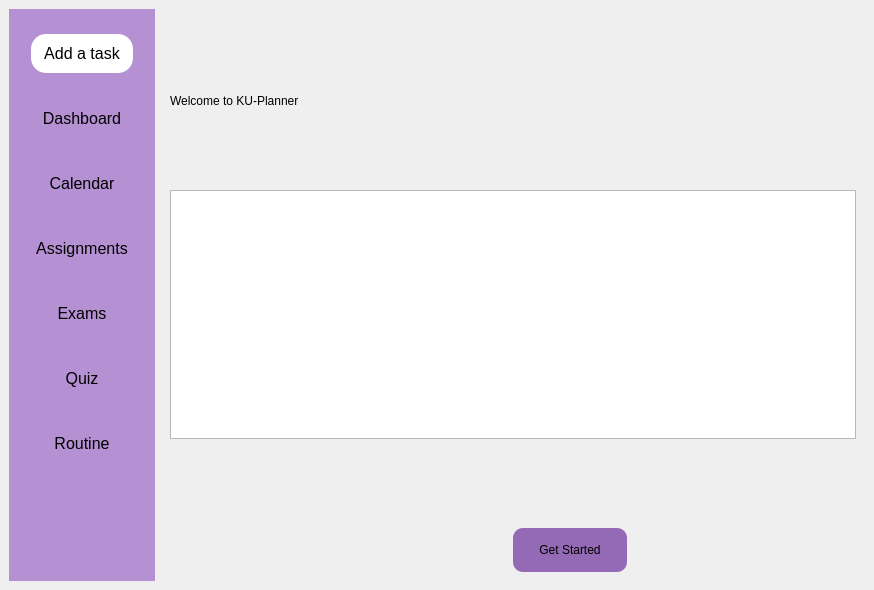
First picture: the form in mainwindow.ui, repository aveens13/KU-Planner, before the edit.
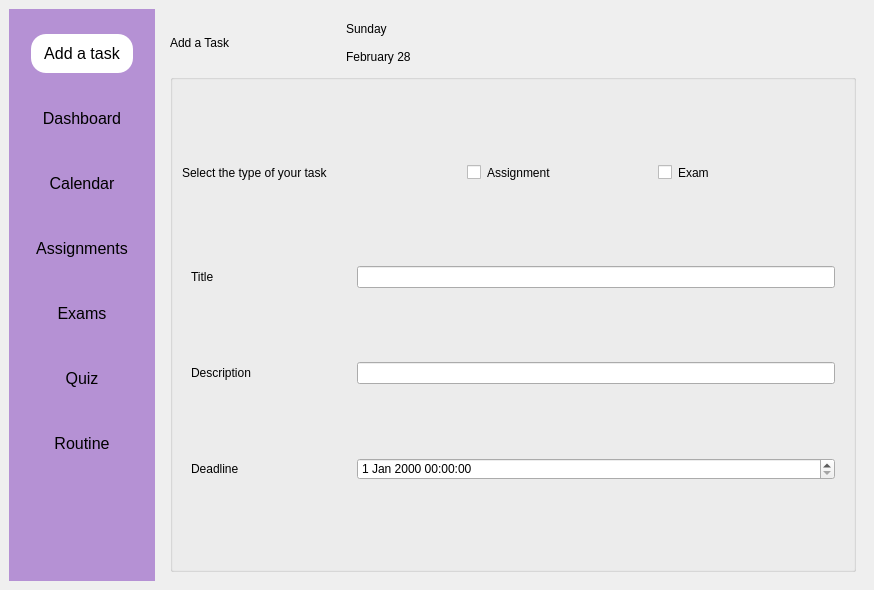
Second picture: the form after the edit. The open tabs and pages were chosen to show the change. Icons and pictures are not drawn.

Commit message: done with the add task ui

What changed in the file:
```diff
--- a/mainwindow.ui
+++ b/mainwindow.ui
@@ -243,6 +243,215 @@
             </item>
            </layout>
           </widget>
+          <widget class="QWidget" name="add_a_task">
+           <layout class="QVBoxLayout" name="verticalLayout_26" stretch="1,10">
+            <item>
+             <layout class="QHBoxLayout" name="horizontalLayout_8" stretch="2,6">
+              <item>
+               <widget class="QLabel" name="label_17">
+                <property name="styleSheet">
+                 <string notr="true">font: 16pt &quot;Calibri&quot;;</string>
+                </property>
+                <property name="text">
+                 <string>Add a Task</string>
+                </property>
+               </widget>
+              </item>
+              <item>
+               <layout class="QVBoxLayout" name="verticalLayout_28" stretch="0,0">
+                <item>
+                 <widget class="QLabel" name="label_18">
+                  <property name="text">
+                   <string>Sunday</string>
+                  </property>
+                 </widget>
+                </item>
+                <item>
+                 <widget class="QLabel" name="label_19">
+                  <property name="text">
+                   <string>February 28</string>
+                  </property>
+                 </widget>
+                </item>
+               </layout>
+              </item>
+             </layout>
+            </item>
+            <item>
+             <widget class="QGroupBox" name="groupBox_7">
+              <property name="title">
+               <string/>
+              </property>
+              <layout class="QVBoxLayout" name="verticalLayout_27" stretch="0,2,2,10">
+               <item>
+                <layout class="QHBoxLayout" name="horizontalLayout_10"/>
+               </item>
+               <item>
+                <spacer name="verticalSpacer_3">
+                 <property name="orientation">
+                  <enum>Qt::Vertical</enum>
+                 </property>
+                 <property name="sizeHint" stdset="0">
+                  <size>
+                   <width>20</width>
+                   <height>40</height>
+                  </size>
+                 </property>
+                </spacer>
+               </item>
+               <item>
+                <layout class="QHBoxLayout" name="horizontalLayout_9" stretch="2,1,2,2">
+                 <item>
+                  <widget class="QLabel" name="label_20">
+                   <property name="styleSheet">
+                    <string notr="true">font: 350 12pt &quot;Bahnschrift SemiLight SemiConde&quot;;</string>
+                   </property>
+                   <property name="text">
+                    <string>Select the type of your task</string>
+                   </property>
+                  </widget>
+                 </item>
+                 <item>
+                  <spacer name="horizontalSpacer_3">
+                   <property name="orientation">
+                    <enum>Qt::Horizontal</enum>
+                   </property>
+                   <property name="sizeHint" stdset="0">
+                    <size>
+                     <width>40</width>
+                     <height>20</height>
+                    </size>
+                   </property>
+                  </spacer>
+                 </item>
+                 <item>
+                  <widget class="QCheckBox" name="checkBox">
+                   <property name="styleSheet">
+                    <string notr="true">font: 350 10pt &quot;Bahnschrift SemiLight SemiConde&quot;;</string>
+                   </property>
+                   <property name="text">
+                    <string>Assignment</string>
+                   </property>
+                  </widget>
+                 </item>
+                 <item>
+                  <widget class="QCheckBox" name="checkBox_2">
+                   <property name="styleSheet">
+                    <string notr="true">font: 350 10pt &quot;Bahnschrift SemiLight SemiConde&quot;;</string>
+                   </property>
+                   <property name="text">
+                    <string>Exam</string>
+                   </property>
+                  </widget>
+                 </item>
+                </layout>
+               </item>
+               <item>
+                <layout class="QVBoxLayout" name="verticalLayout_29">
+                 <item>
+                  <widget class="QStackedWidget" name="stackedWidget_2">
+                   <widget class="QWidget" name="continue_2">
+                    <layout class="QVBoxLayout" name="verticalLayout_31" stretch="0,0">
+                     <item>
+                      <widget class="QLabel" name="errorAdd">
+                       <property name="styleSheet">
+                        <string notr="true">font: 350 12pt &quot;Bahnschrift SemiLight SemiConde&quot;;</string>
+                       </property>
+                       <property name="text">
+                        <string/>
+                       </property>
+                      </widget>
+                     </item>
+                     <item>
+                      <widget class="QPushButton" name="continueButton">
+                       <property name="styleSheet">
+                        <string notr="true">border-radius:10px;
+padding:15px;
+margin:30px;
+font: 350 11pt &quot;Bahnschrift SemiLight SemiConde&quot;;</string>
+                       </property>
+                       <property name="text">
+                        <string>Continue</string>
+                       </property>
+                      </widget>
+                     </item>
+                    </layout>
+                   </widget>
+                   <widget class="QWidget" name="forAssignment">
+                    <layout class="QVBoxLayout" name="verticalLayout_30">
+                     <item>
+                      <layout class="QHBoxLayout" name="horizontalLayout_11" stretch="2,6">
+                       <item>
+                        <widget class="QLabel" name="label_21">
+                         <property name="styleSheet">
+                          <string notr="true">font: 350 12pt &quot;Bahnschrift SemiLight SemiConde&quot;;</string>
+                         </property>
+                         <property name="text">
+                          <string>Title</string>
+                         </property>
+                        </widget>
+                       </item>
+                       <item>
+                        <widget class="QLineEdit" name="lineEdit"/>
+                       </item>
+                      </layout>
+                     </item>
+                     <item>
+                      <layout class="QHBoxLayout" name="horizontalLayout_12" stretch="2,6">
+                       <item>
+                        <widget class="QLabel" name="label_22">
+                         <property name="styleSheet">
+                          <string notr="true">font: 350 12pt &quot;Bahnschrift SemiLight SemiConde&quot;;</string>
+                         </property>
+                         <property name="text">
+                          <string>Description</string>
+                         </property>
+                        </widget>
+                       </item>
+                       <item>
+                        <widget class="QLineEdit" name="lineEdit_2"/>
+                       </item>
+                      </layout>
+                     </item>
+                     <item>
+                      <layout class="QHBoxLayout" name="horizontalLayout_13" stretch="2,6">
+                       <item>
+                        <widget class="QLabel" name="label_23">
+                         <property name="styleSheet">
+                          <string notr="true">font: 350 12pt &quot;Bahnschrift SemiLight SemiConde&quot;;</string>
+                         </property>
+                         <property name="text">
+                          <string>Deadline</string>
+                         </property>
+                        </widget>
+                       </item>
+                       <item>
+                        <widget class="QDateTimeEdit" name="dateTimeEdit"/>
+                       </item>
+                      </layout>
+                     </item>
+                    </layout>
+                   </widget>
+                   <widget class="QWidget" name="forExam">
+                    <layout class="QVBoxLayout" name="verticalLayout_32">
+                     <item>
+                      <widget class="QPushButton" name="pushButton_5">
+                       <property name="text">
+                        <string>exam</string>
+                       </property>
+                      </widget>
+                     </item>
+                    </layout>
+                   </widget>
+                  </widget>
+                 </item>
+                </layout>
+               </item>
+              </layout>
+             </widget>
+            </item>
+           </layout>
+          </widget>
           <widget class="QWidget" name="dashboard">
            <layout class="QVBoxLayout" name="verticalLayout_2" stretch="1,10">
             <item>
```
Left out of the diff: 2 changed lines with no effect on the pictures. The commit also changes 2 other files.
